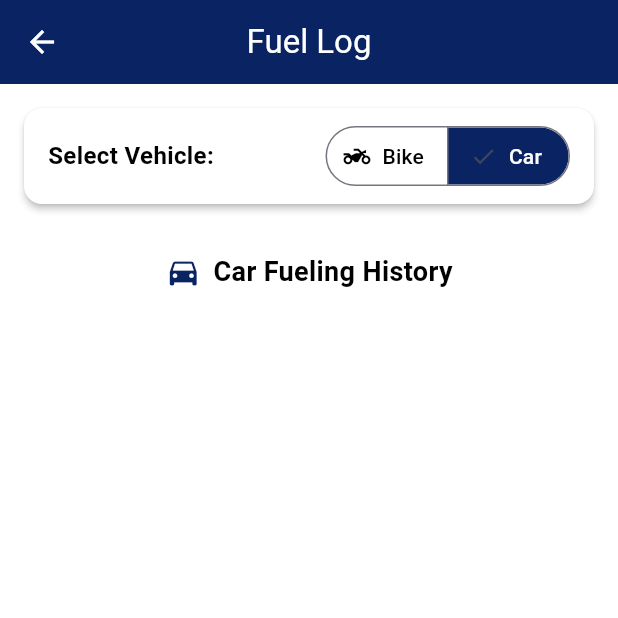
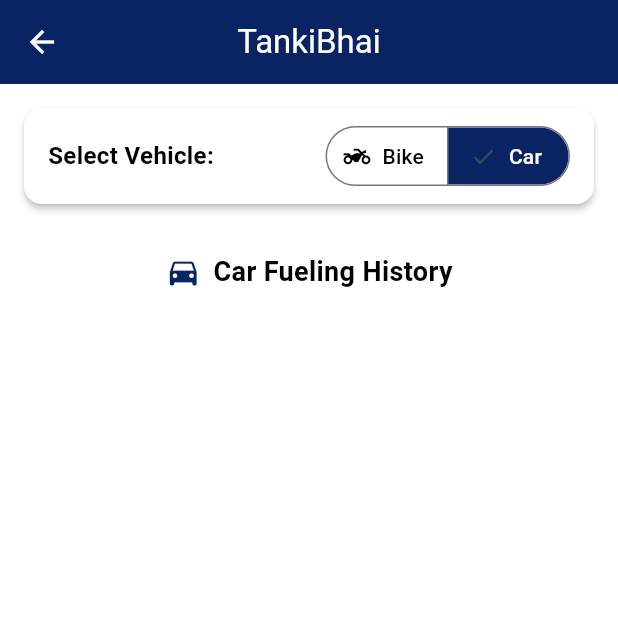
Before and after one commit to azizulever/tankibhai_android, a Flutter app: the HomePageContent screen opened directly with empty values, on a phone screen of 412 x 824 dp, the top half of it. Run offline on Flutter 3.47's test engine with Material 3 defaults, Android fonts, the light colour scheme and no system bars; our stand-ins replace get, shared_preferences; accounts and stored records are empty; statements that could not run were skipped.

Commit message:
home page edited

```diff
--- a/lib/app.dart
+++ b/lib/app.dart
@@ -1,6 +1,6 @@
 import 'package:flutter/material.dart';
 import 'package:mileage_calculator/utils/theme.dart';
-import 'screens/splash_screen.dart';
+import 'home/screens/splash_screen.dart';
 
 class MileageCalculatorApp extends StatelessWidget {
   const MileageCalculatorApp({super.key});
--- a/lib/screens/home_screen.dart
+++ b/lib/screens/home_screen.dart
@@ -28,7 +28,7 @@ class HomePageContent extends StatelessWidget {
   Widget build(BuildContext context) {
     return Scaffold(
       appBar: AppBar(
-        title: const Text('Fuel Log'),
+        title: const Text('TankiBhai'),
         centerTitle: true,
         backgroundColor: Theme.of(context).appBarTheme.backgroundColor,
       ),
```
